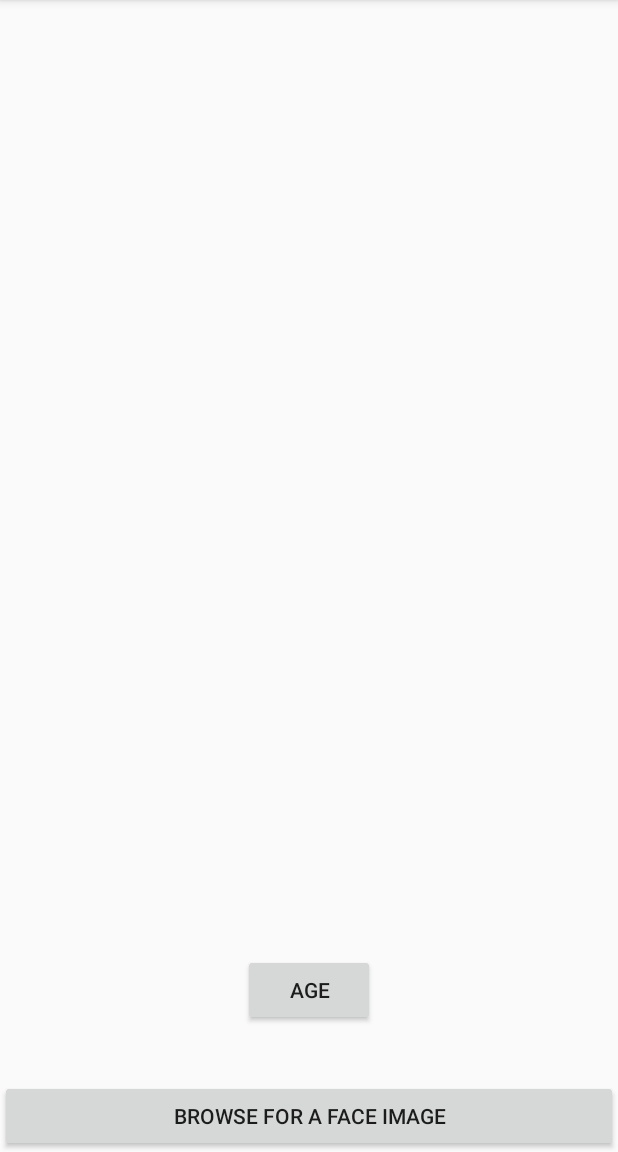
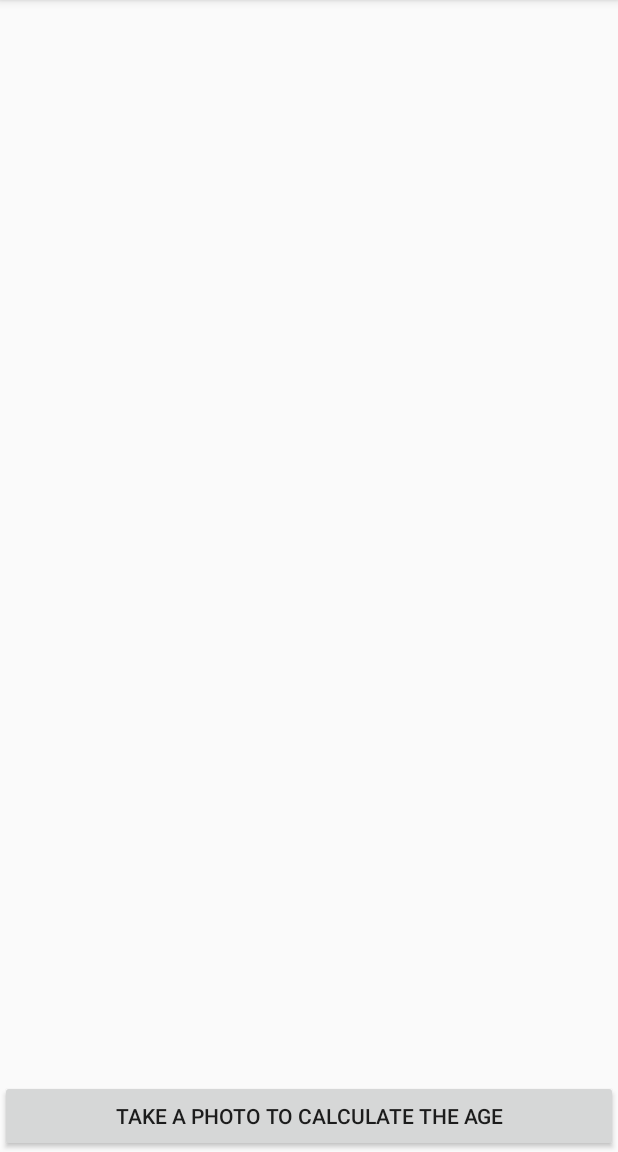
Before and after one commit to CelloxHolmes/AIPhoto, an Android app: the screen it shows after launch (MainActivity), on a phone screen of 412 x 824 dp, the part 84-1236 px from its top. Run offline under Robolectric (Android 15) with nearby library versions, the phone set to English and light mode, and no system bars; libraries missing offline, so code that uses them is left out: com.microsoft.projectoxford.

Commit message:
a little change

```diff
--- a/app/src/main/java/com/example/user/firstai/MainActivity.java
+++ b/app/src/main/java/com/example/user/firstai/MainActivity.java
@@ -37,9 +37,10 @@ import com.microsoft.projectoxford.face.contract.*;
 
 public class MainActivity extends AppCompatActivity {
 
+  static String age ="";
     //
     ImageView imageView;
-    String age = "";
+//    String age = "";
     //
 //
 //    @Override
@@ -222,16 +223,19 @@ public class MainActivity extends AppCompatActivity {
 
                 // Comment out for tutorial
                 detectAndFrame(bitmap);
-                Button button2 = findViewById(R.id.button2);
-                button2.setText(age);
 
-                MainActivity m = new MainActivity();
+
+
             } catch (IOException e) {
                 System.out.println("picture failed");
                 e.printStackTrace();
             }
         } else System.out.println("picture not pass the check");
 
+//        System.out.println("How old are u?");
+//
+//        Button button2 = findViewById(R.id.button2);
+//        button2.setText(age);
     }
 
     // Replace `<API endpoint>` with the Azure region associated with
@@ -274,6 +278,8 @@ public class MainActivity extends AppCompatActivity {
                                     FaceServiceClient.FaceAttributeType.Gender }
 
                             );
+//                            System.out.println(result[0].faceAttributes.age);
+//                            age = String.valueOf(result[0].faceAttributes.age);
                             if (result == null) {
                                 publishProgress(
                                         "Detection Finished. Nothing detected");
@@ -282,9 +288,7 @@ public class MainActivity extends AppCompatActivity {
                             publishProgress(String.format(
                                     "Detection Finished. %d face(s) detected",
                                     result.length));
-                            System.out.println("How old are u?");
-                            System.out.println(result[0].faceAttributes.age);
-                             age = String.valueOf(result[0].faceAttributes.age);
+
 
 
                             return result;
@@ -343,10 +347,21 @@ public class MainActivity extends AppCompatActivity {
         Bitmap bitmap = originalBitmap.copy(Bitmap.Config.ARGB_8888, true);
         Canvas canvas = new Canvas(bitmap);
         Paint paint = new Paint();
+        Paint paint2 = new Paint();
         paint.setAntiAlias(true);
         paint.setStyle(Paint.Style.STROKE);
         paint.setColor(Color.RED);
         paint.setStrokeWidth(10);
+
+        paint2.setAntiAlias(true);
+        paint2.setStyle(Paint.Style.STROKE);
+        paint2.setColor(Color.GREEN);
+        paint2.setStrokeWidth(20);
+        paint2.setTextSize(250f);
+
+//        age = String.valueOf(faces[0].faceAttributes.age);
+        int i = 0;
+
         if (faces != null) {
             for (Face face : faces) {
                 FaceRectangle faceRectangle = face.faceRectangle;
@@ -356,6 +371,9 @@ public class MainActivity extends AppCompatActivity {
                         faceRectangle.left + faceRectangle.width,
                         faceRectangle.top + faceRectangle.height,
                         paint);
+                canvas.drawText(String.valueOf(faces[i].faceAttributes.age),faceRectangle.left, faceRectangle.top, paint2);
+
+                i = i+1;
             }
         }
         return bitmap;
--- a/app/src/main/res/layout/activity_main.xml
+++ b/app/src/main/res/layout/activity_main.xml
@@ -47,14 +47,9 @@
     <Button
             android:layout_width="match_parent"
             android:layout_height="wrap_content"
-            android:text="Browse for a face image"
+            android:text="take a photo to calculate the age"
             android:id="@+id/button1"
             android:layout_alignParentBottom="true"/>
-    <Button
-            android:text="Age"
-            android:layout_width="wrap_content"
-            android:layout_height="wrap_content" android:layout_alignParentBottom="true"
-            android:layout_marginBottom="84dp" android:layout_centerHorizontal="true" android:id="@+id/button2"/>
 
 
 </RelativeLayout>
```
